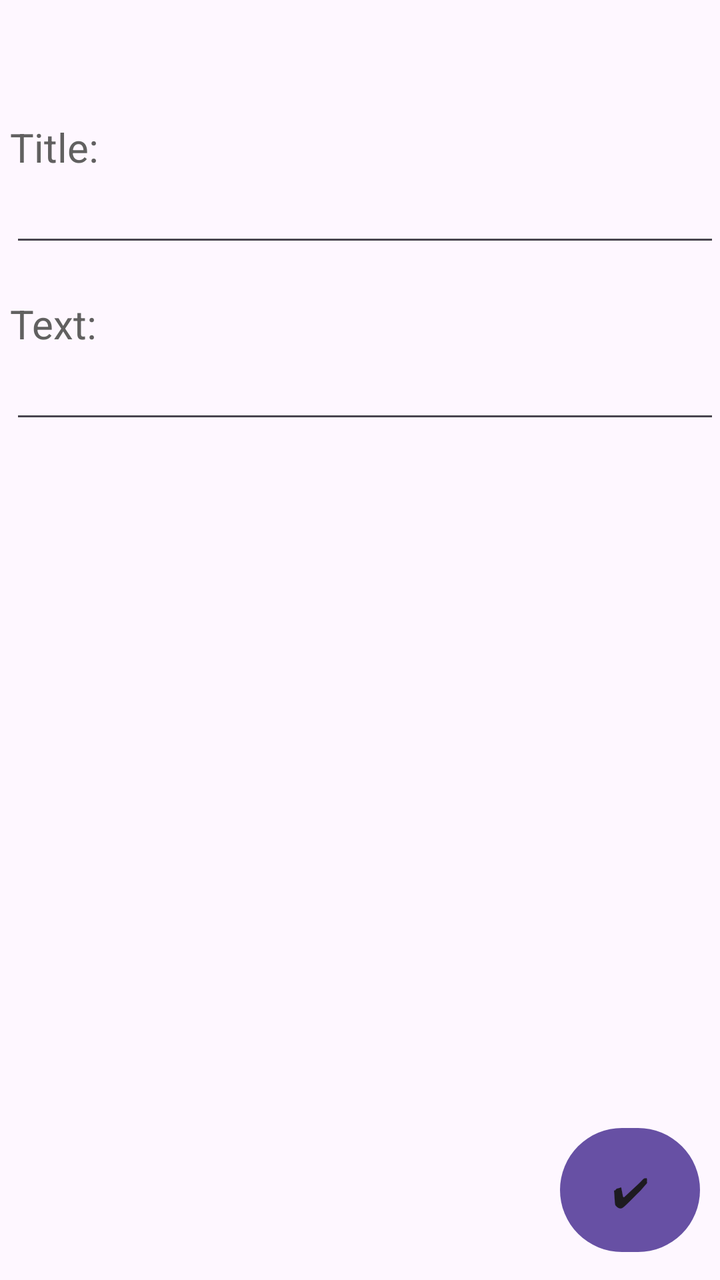
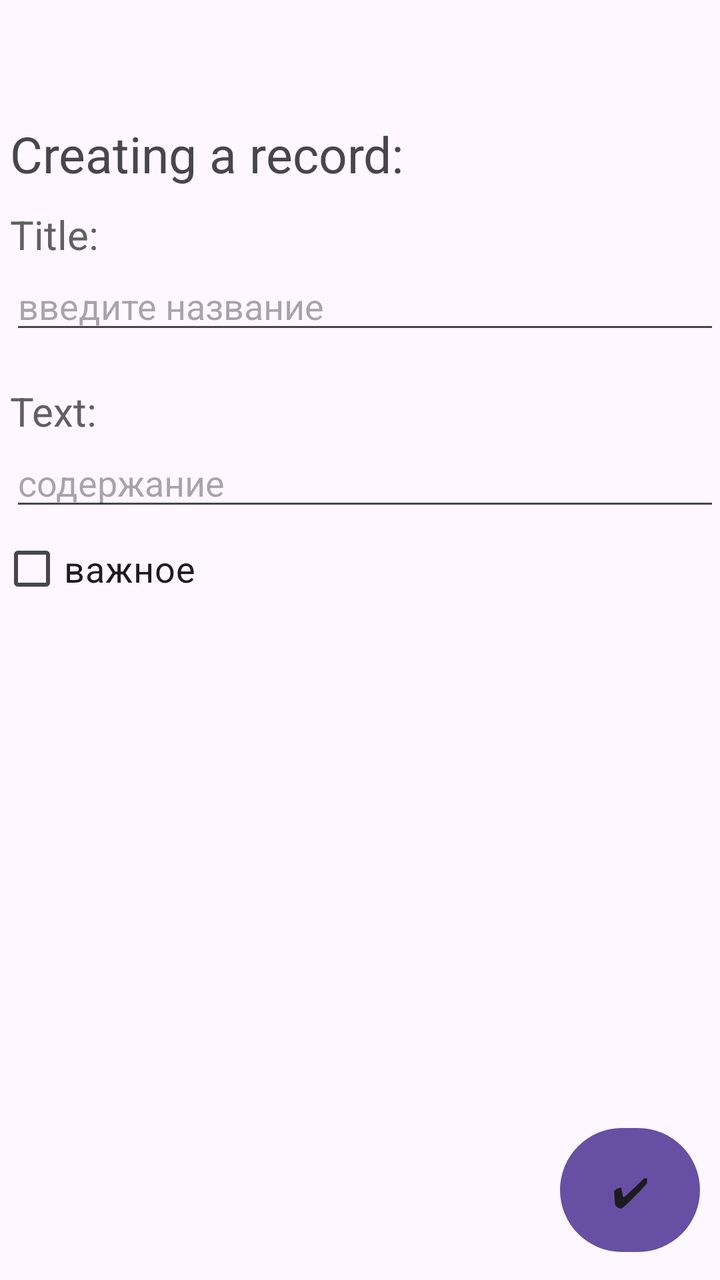

The first picture is an Android layout as it rendered before a commit; the second is the same layout after the commit. The layout source and the unified diff follow.
<!-- AndroidManifest.xml: application theme Theme.ToDoList -->
<!-- res/layout/fragment_add_new_record.xml -->
<?xml version="1.0" encoding="utf-8"?>
<androidx.constraintlayout.widget.ConstraintLayout xmlns:android="http://schemas.android.com/apk/res/android"
    xmlns:app="http://schemas.android.com/apk/res-auto"
    android:layout_width="match_parent"
    android:layout_height="match_parent"
    android:paddingTop="60dp">


    <TextView
        android:id="@+id/for_title"
        android:layout_width="0dp"
        android:layout_height="wrap_content"
        android:layout_marginLeft="@dimen/MarginLeft"

        android:text="Title:"
        android:textColor="#616060"
        android:textSize="20sp"

        app:layout_constraintTop_toTopOf="parent"
        app:layout_constraintRight_toRightOf="parent"
        app:layout_constraintLeft_toLeftOf="parent"

   />

    <EditText
        android:id="@+id/input_title"
        android:layout_width="0dp"
        android:layout_height="wrap_content"
        android:layout_marginLeft="@dimen/MarginLeft"

        app:layout_constraintTop_toBottomOf="@+id/for_title"
        app:layout_constraintRight_toRightOf="parent"
        app:layout_constraintLeft_toLeftOf="parent"

    />

    <TextView
        android:id="@+id/for_text"
        android:layout_width="0dp"
        android:layout_height="wrap_content"
        android:layout_marginLeft="@dimen/MarginLeft"

        android:layout_marginTop="20dp"

        android:text="Text:"
        android:textColor="#616060"
        android:textSize="20sp"

        app:layout_constraintTop_toBottomOf="@+id/input_title"
        app:layout_constraintRight_toRightOf="parent"
        app:layout_constraintLeft_toLeftOf="parent"

        />

    <EditText
        android:id="@+id/input_text"
        android:layout_width="0dp"
        android:layout_height="wrap_content"
        android:layout_marginLeft="@dimen/MarginLeft"

        app:layout_constraintTop_toBottomOf="@+id/for_text"
        app:layout_constraintRight_toRightOf="parent"
        app:layout_constraintLeft_toLeftOf="parent"

        />

    <Button
        android:id="@+id/add_new_record"
        android:layout_width="70dp"
        android:layout_height="70dp"

        style="@style/BtnAddNewRecord"

        android:layout_marginBottom="10dp"
        android:layout_marginRight="10dp"

        app:layout_constraintRight_toRightOf="parent"
        app:layout_constraintBottom_toBottomOf="parent"
        />

</androidx.constraintlayout.widget.ConstraintLayout>
<!-- resources referenced by this layout -->
<resources>
  <dimen name="MarginLeft">5dp</dimen>
  <style name="BtnAddNewRecord" parent="Btn">
          <item name="cornerRadius">35dp</item>
          <item name="android:textSize">20sp</item>
          <item name="android:text">✔</item>
      </style>
  <style name="Theme.ToDoList" parent="Base.Theme.ToDoList" />
  <style name="Btn" parent="TextAppearance.MaterialComponents.Button">
  
      </style>
  <style name="Base.Theme.ToDoList" parent="Theme.Material3.DayNight.NoActionBar">
          
          
      </style>
</resources>

<!-- the commit's change to res/layout/fragment_add_new_record.xml (unified diff, before → after) -->
@@ -4,6 +4,19 @@
     android:layout_width="match_parent"
     android:layout_height="match_parent"
     android:paddingTop="60dp">
+
+
+    <TextView
+        android:id="@+id/title_add_fragment"
+        android:layout_width="0dp"
+        android:layout_height="wrap_content"
+        android:text="Creating a record:"
+        android:textSize="25sp"
+        android:layout_marginLeft="@dimen/MarginLeft"
+        app:layout_constraintTop_toTopOf="parent"
+        app:layout_constraintRight_toRightOf="parent"
+        app:layout_constraintLeft_toLeftOf="parent"
+        />
 
 
     <TextView
@@ -16,7 +29,9 @@
         android:textColor="#616060"
         android:textSize="20sp"
 
-        app:layout_constraintTop_toTopOf="parent"
+        android:layout_marginTop="10dp"
+
+        app:layout_constraintTop_toBottomOf="@+id/title_add_fragment"
         app:layout_constraintRight_toRightOf="parent"
         app:layout_constraintLeft_toLeftOf="parent"
 
@@ -27,6 +42,7 @@
         android:layout_width="0dp"
         android:layout_height="wrap_content"
         android:layout_marginLeft="@dimen/MarginLeft"
+        android:hint="введите название"
 
         app:layout_constraintTop_toBottomOf="@+id/for_title"
         app:layout_constraintRight_toRightOf="parent"
@@ -58,10 +74,20 @@
         android:layout_height="wrap_content"
         android:layout_marginLeft="@dimen/MarginLeft"
 
+        android:hint="содержание"
         app:layout_constraintTop_toBottomOf="@+id/for_text"
         app:layout_constraintRight_toRightOf="parent"
         app:layout_constraintLeft_toLeftOf="parent"
 
+        />
+
+    <CheckBox
+        android:id="@+id/checkbox_important"
+        android:layout_width="wrap_content"
+        android:layout_height="wrap_content"
+        app:layout_constraintTop_toBottomOf="@+id/input_text"
+        android:text="важное"
+        android:textSize="18sp"
         />
 
     <Button
